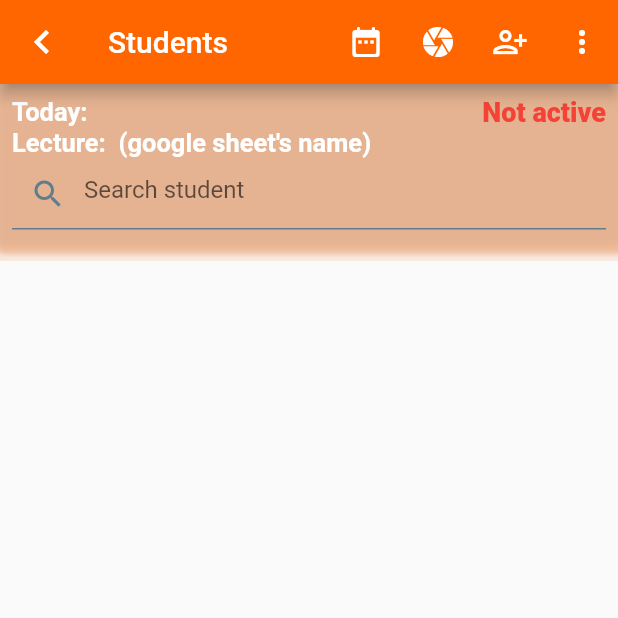
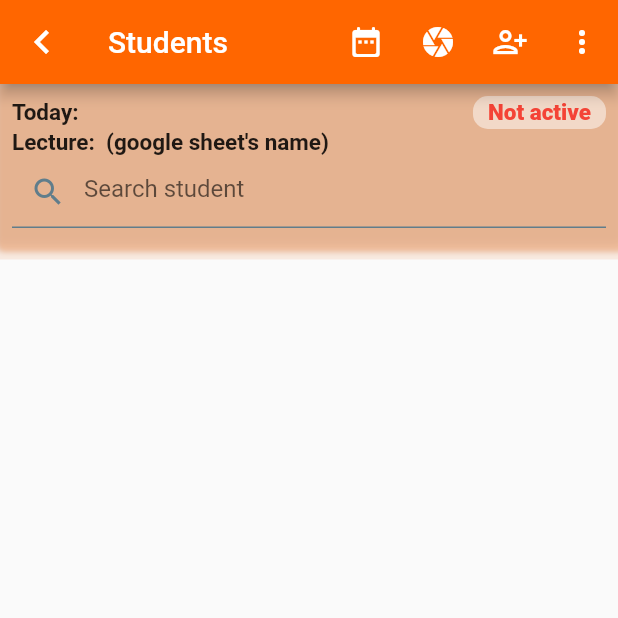
Before and after one commit to praween-link/Attendance-App, a Flutter app: the AllStudents screen opened by its route, after a tap on "Not active", on a phone screen of 412 x 824 dp, the top half of it. Run offline on Flutter 3.47's test engine with Material 2 defaults, Android fonts, the phone set to English and light mode, and no system bars; our stand-ins replace animated_text_kit, awesome_dialog, cloud_firestore, firebase_core, flutter_switch; missing offline and left inert: barcode_scan2, gsheets; accounts and stored records are empty; key blocks and very long unbroken strings in the code were emptied for the run.

Commit message:
Updated 1

```diff
--- a/lib/controller/student_controller.dart
+++ b/lib/controller/student_controller.dart
@@ -15,6 +15,7 @@ class MyController extends ChangeNotifier {
     tt = td;
     notifyListeners();
   }
+
   //--------------------------------------
   bool studentAdding = false;
   void updateAddingProccess(bool isAdding) {
@@ -39,15 +40,18 @@ class MyController extends ChangeNotifier {
     availableInDB = studentsId.contains(scannedRollNo);
     //
     if (availableInDB) {
-      int rr = sturentsRowData[scannedRollNo] ?? -1;
+      // int rr = sturentsRowData[scannedRollNo] ?? -1;
+      int rid = rowsId[scannedRollNo] ?? -1;
+      // final r = await AttendanceSheetApi.attendanceSheet!.cells
+      //     .cell(column: 1, row: rr);
       final r = await AttendanceSheetApi.attendanceSheet!.cells
-          .cell(column: 1, row: rr);
+                      .cell(column: 1, row: rid);
 
       if (r.value == scannedRollNo) {
         await AttendanceSheetApi.attendanceSheet!.values
-            .insertValue('Present', column: lastColumn, row: rr);
+            .insertValue('Present', column: lastColumn, row: rid);
       }
-      _firestore
+      await _firestore
           .collection('AttendanceP')
           .doc(BranchController.branchId)
           .collection('${BranchController.branchId}s')
@@ -82,7 +86,8 @@ class MyController extends ChangeNotifier {
 
   void updateCurrentLastRow(
       // int r,
-    int c, String d) {
+      int c,
+      String d) {
     // lastRow = r;
     lastColumn = c;
     currentDate = d;
@@ -134,8 +139,6 @@ class MyController extends ChangeNotifier {
         );
     notifyListeners();
   }
-
-  // String xx = 'xx';
 
   void addTodayDate(
       {required BuildContext context,
@@ -192,24 +195,11 @@ class MyController extends ChangeNotifier {
   ///
   ///
   Map<String, int> rowsId = {};
-  // void activeForAttendance() {
-  //   active = true;
-  //   notifyListeners();
-  // }
   void addRowsId() {
-    // rowsId = rowsId;
-    // var myController = Provider.of<MyController>(context);
-    // ti = -5;
     for (int i = 0; i < tt.length; i++) {
-      // if (myController.tt[i]['roll'] == roll) {
-      // setState(() {
-        // t = myController.tt[i]['roll'];
-        // ti = i + 2;
       rowsId.addAll({tt[i]['roll']: i + 2});
-      // });
-      // }
     }
-    notifyListeners();
+    // notifyListeners();
   }
 
   ///
@@ -231,7 +221,8 @@ class MyController extends ChangeNotifier {
               if (d.id == 'lastRowNo') {
                 updateCurrentLastRow(
                     // d['row'],
-                d['column'], d['date']);
+                    d['column'],
+                    d['date']);
               } else {
                 studentsId.add(d.id);
                 studentsId = studentsId.toSet().toList();
@@ -256,7 +247,8 @@ class MyController extends ChangeNotifier {
               if (d.id == 'lastRowNo') {
                 updateCurrentLastRow(
                     // d['row'],
-                  d['column'], d['date']);
+                    d['column'],
+                    d['date']);
               } else {
                 studentsId.add(d.id);
                 studentsId = studentsId.toSet().toList();
@@ -291,8 +283,7 @@ class MyController extends ChangeNotifier {
             itemBuilder: (BuildContext context, int index) {
               return index == 0
                   ? Padding(
-                      padding: const EdgeInsets.only(
-                          bottom: 8),
+                      padding: const EdgeInsets.only(bottom: 8),
                       child: Container(
                         child: Padding(
                           padding: const EdgeInsets.all(8.0),
@@ -308,33 +299,56 @@ class MyController extends ChangeNotifier {
                                     'Today: ${currentDate.toString()}',
                                     style: const TextStyle(
                                         fontWeight: FontWeight.w600,
-                                        fontSize: 17,
-                                        color: Colors.white),
+                                        fontSize: 15),
                                   ),
                                   GestureDetector(
-                                    onTap: () async{
-                                      await AttendanceSheetApi.getRows(context); //--
+                                    onTap: () async {
+                                      await AttendanceSheetApi.getRows(
+                                          context); //--
+                                      //
+                                      addTodayDate(
+                                          context: context,
+                                          date:
+                                              '${DateTime.now().day}/${DateTime.now().month}/${DateTime.now().year}',
+                                          row: 1,
+                                          col: lastColumn);
                                     },
+                                    child: Container(
+                                      child: Padding(
+                                        padding: const EdgeInsets.only(
+                                            left: 10.0,
+                                            right: 10.0,
+                                            top: 2.0,
+                                            bottom: 2.0),
                                         child: Text(
-                                      rowsId.isNotEmpty ? 'Active' : 'Not active',
+                                          rowsId.isNotEmpty
+                                              ? 'Active'
+                                              : 'Not active',
                                           style: TextStyle(
-                                        color:
-                                            rowsId.isNotEmpty ? Colors.green : Colors.red,
-                                        fontSize: 18,
+                                            color: rowsId.isNotEmpty
+                                                ? Colors.green
+                                                : Colors.red,
+                                            fontSize: 15,
                                             fontWeight: FontWeight.w800,
+                                          ),
+                                        ),
+                                      ),
+                                      decoration: BoxDecoration(
+                                        color: Colors.white.withOpacity(0.5),
+                                        borderRadius: const BorderRadius.all(
+                                            Radius.circular(10.0)),
                                       ),
                                     ),
                                   ),
                                 ],
                               ),
-                              Text(
+                              SelectableText(
                                 "Lecture: ${LectureController.sheetName} (google sheet's name)",
                                 style: const TextStyle(
-                                    fontWeight: FontWeight.w600,
-                                    fontSize: 17,
-                                    color: Colors.white),
+                                    fontWeight: FontWeight.w600, fontSize: 15),
                               ),
-                              TextField(
+                              TextFormField(
+                                initialValue: searchingKey,
                                 onChanged: (value) => updateKey(value),
                                 decoration: const InputDecoration(
                                   hintText: 'Search student',
@@ -375,8 +389,9 @@ class MyController extends ChangeNotifier {
                               spreadRadius: 5,
                             ),
                           ],
-                          borderRadius:
-                            const BorderRadius.only(bottomLeft: Radius.circular(5), bottomRight: Radius.circular(5)),
+                          borderRadius: const BorderRadius.only(
+                              bottomLeft: Radius.circular(5),
+                              bottomRight: Radius.circular(5)),
                         ),
                       ),
                     )
--- a/lib/routes/my_routes.dart
+++ b/lib/routes/my_routes.dart
@@ -3,7 +3,6 @@ import 'package:gthqrscanner/src/sample_feature/sample_item_details_view.dart';
 import 'package:gthqrscanner/src/sample_feature/sample_item_list_view.dart';
 import 'package:gthqrscanner/src/settings/settings_controller.dart';
 import 'package:gthqrscanner/src/settings/settings_view.dart';
-import 'package:gthqrscanner/test.dart';
 import 'package:gthqrscanner/views/add/student/add_student.dart';
 import 'package:gthqrscanner/views/add/lecture/add_lecture.dart';
 import 'package:gthqrscanner/views/add/branch/connect_new_sheet.dart';
@@ -36,8 +35,6 @@ class Routes {
             return const SplashScreen();
           case ConnectNewSheet.routeName:
             return const ConnectNewSheet();
-          case TestScreen.routeName:
-            return const TestScreen();
           default:
             return const HomeScreen();
         }
--- a/lib/views/add/lecture/add_lecture.dart
+++ b/lib/views/add/lecture/add_lecture.dart
@@ -77,6 +77,9 @@ class _AddNewLectureState extends State<AddNewLecture> {
                   validator: (value) {
                     if (value!.isEmpty) {
                       return 'Title cannot be empty!';
+                    }
+                    if(value.length > 28){
+                      return 'Maximum charectors should be 28!';
                     }
                   },
                 ),
@@ -190,7 +193,7 @@ class _AddNewLectureState extends State<AddNewLecture> {
                   ),
                   style: ButtonStyle(
                     backgroundColor:
-                        MaterialStateProperty.all<Color>(MyColor.buttonColor),
+                        MaterialStateProperty.all<Color>(MyColor.appBarColor),
                     shape: MaterialStateProperty.all<RoundedRectangleBorder>(
                       RoundedRectangleBorder(
                         borderRadius: BorderRadius.circular(18.0),
--- a/lib/views/students/view_all_students.dart
+++ b/lib/views/students/view_all_students.dart
@@ -16,6 +16,13 @@ class AllStudents extends StatefulWidget {
 
 class _AllStudentsState extends State<AllStudents> {
   String scanningError = '';
+  // @override
+  // void initState() {
+  //   super.initState(); //updateKey
+  //   var controller = Provider.of<MyController>(context);
+  //   controller.updateKey('');
+  // }
+
   @override
   Widget build(BuildContext context) {
     var controller = Provider.of<MyController>(context);
@@ -25,12 +32,14 @@ class _AllStudentsState extends State<AllStudents> {
         title: const Text('Students'),
         leading: Builder(
           builder: (BuildContext context) => GestureDetector(
-            child: const Icon(
-              Icons.chevron_left_sharp,
-              size: 32,
-            ),
-            onTap: () => Navigator.pop(context),
-          ),
+              child: const Icon(
+                Icons.chevron_left_sharp,
+                size: 32,
+              ),
+              onTap: () {
+                controller.updateKey('');
+                Navigator.pop(context);
+              }),
         ),
         actions: [
           IconButton(
```
Also changed, not shown: lib/controller/branch_controller.dart (+4 -4 lines), lib/controller/lecture_controller.dart (+30 -10 lines), lib/services/google_sheets/attendance_sheets.dart (+0 -15 lines), lib/test.dart (deleted, +0 -33 lines), lib/views/add/branch/connect_new_sheet.dart (+13 -5 lines), lib/views/add/student/add_student.dart (+6 -6 lines), lib/views/branch_home_screen/drawer.dart (+2 -27 lines), lib/views/lecture_screen/lectures.dart (+16 -9 lines), lib/views/students/tile_box.dart (+0 -25 lines). Lines whose indentation alone changed are shown as unchanged.
